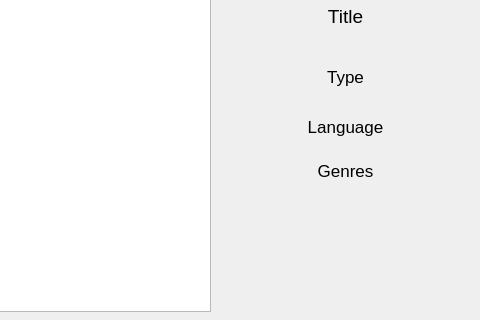
rafalb8/LightNovelExporter, file gui/MainWindow.ui: the form before one commit; both pictures show x 450 to 930 and y 408 to 728 of the 930 by 728 pixel window.
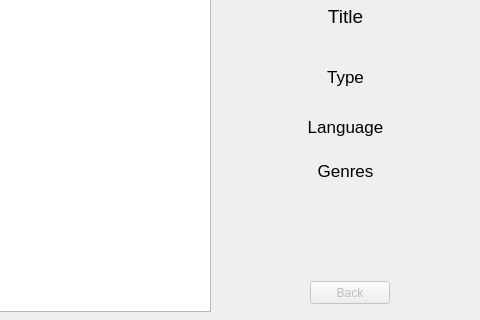
The form after the commit.

Commit message: Added removing books from list

```diff
--- a/gui/MainWindow.ui
+++ b/gui/MainWindow.ui
@@ -105,7 +105,7 @@
       <x>670</x>
       <y>550</y>
       <width>251</width>
-      <height>151</height>
+      <height>111</height>
      </rect>
     </property>
     <property name="font">
@@ -146,6 +146,22 @@
      <number>0</number>
     </property>
    </widget>
+   <widget class="QPushButton" name="btnShowList">
+    <property name="enabled">
+     <bool>false</bool>
+    </property>
+    <property name="geometry">
+     <rect>
+      <x>760</x>
+      <y>670</y>
+      <width>80</width>
+      <height>23</height>
+     </rect>
+    </property>
+    <property name="text">
+     <string>Back</string>
+    </property>
+   </widget>
   </widget>
   <widget class="QMenuBar" name="menubar">
    <property name="geometry">
```
Left out of the diff: 17 changed lines with no effect on the pictures. The commit also changes 3 other files.
